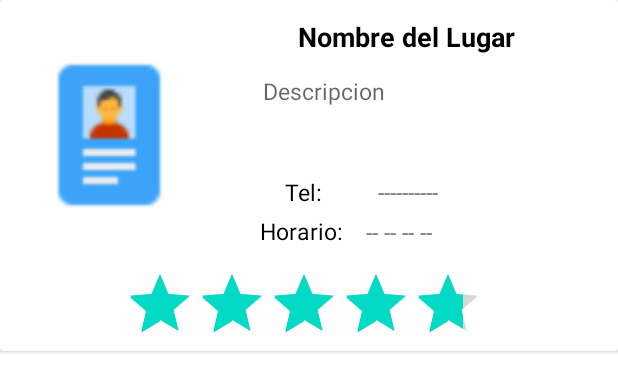
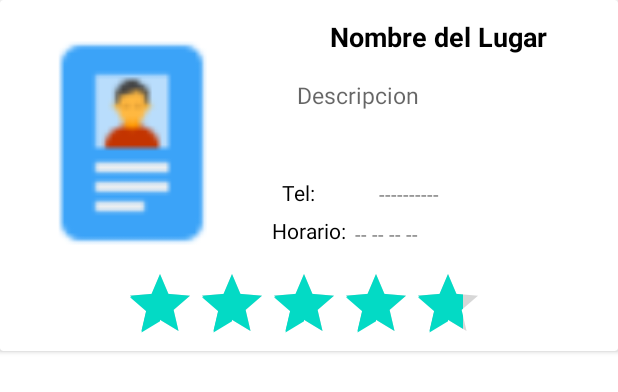
Before and after one commit to emmanuelrap/LADM_PROYECTO_CD_ARTES_V3, an Android app: the layout bottom_sheet_dialog.xml on its own in the app's theme, with its tools: preview values and no code run, on a phone screen of 412 x 824 dp. Shown: the top 392 px of the screen. Run offline under Robolectric (Android 15) with nearby library versions, the phone set to English and light mode, and no system bars.

Commit message:
Terminado 99%

```diff
--- a/app/src/main/java/com/example/ladm_proyecto_cd_artes_v3/MapsActivity.kt
+++ b/app/src/main/java/com/example/ladm_proyecto_cd_artes_v3/MapsActivity.kt
@@ -169,6 +169,18 @@ class MapsActivity : AppCompatActivity(), OnMapReadyCallback {
 
        if(ima=="casaemmanuel")
         ivImagen.setImageResource(R.drawable.casa)
+       if(ima=="escuela")
+           ivImagen.setImageResource(R.drawable.escuela)
+       if(ima=="after")
+           ivImagen.setImageResource(R.drawable.after)
+       if(ima=="comida")
+           ivImagen.setImageResource(R.drawable.comida)
+       if(ima=="dignidad")
+           ivImagen.setImageResource(R.drawable.dignidad)
+       if(ima=="skate")
+           ivImagen.setImageResource(R.drawable.skate)
+       if(ima=="teatro")
+           ivImagen.setImageResource(R.drawable.teatro)
 
         dialog.setCancelable(true)
         dialog.setContentView(vista)
--- a/app/src/main/res/layout/bottom_sheet_dialog.xml
+++ b/app/src/main/res/layout/bottom_sheet_dialog.xml
@@ -9,21 +9,21 @@
         android:layout_height="230dp"
         android:layout_margin="2dp">
 
+
         <ImageView
             android:id="@+id/ivFoto"
-            android:layout_width="144dp"
-            android:layout_height="112dp"
+            android:layout_width="163dp"
+            android:layout_height="156dp"
             android:layout_alignParentStart="true"
             android:layout_alignParentTop="true"
-            android:layout_marginStart="0dp"
-            android:layout_marginTop="32dp"
+            android:layout_marginStart="6dp"
+            android:layout_marginTop="15dp"
             android:layout_marginEnd="10dp"
             android:src="@drawable/icon_user_card" />
 
-
         <TextView
             android:id="@+id/tvNombre"
-            android:layout_width="230dp"
+            android:layout_width="221dp"
             android:layout_height="wrap_content"
             android:layout_marginStart="0dp"
             android:layout_marginLeft="0dp"
@@ -37,12 +37,12 @@
             android:textStyle="bold" />
 
         <ScrollView
-            android:layout_width="191dp"
-            android:layout_height="57dp"
+            android:layout_width="200dp"
+            android:layout_height="54dp"
             android:layout_below="@+id/tvNombre"
             android:layout_alignParentEnd="true"
-            android:layout_marginTop="13dp"
-            android:layout_marginEnd="43dp">
+            android:layout_marginTop="16dp"
+            android:layout_marginEnd="12dp">
 
             <TextView
                 android:id="@+id/tvDes"
@@ -58,19 +58,18 @@
 
         <TextView
             android:id="@+id/tbh"
-            android:layout_width="67dp"
+            android:layout_width="wrap_content"
             android:layout_height="wrap_content"
             android:layout_above="@+id/rbCal"
-            android:layout_marginStart="17dp"
-            android:layout_marginLeft="17dp"
+            android:layout_marginStart="0dp"
+            android:layout_marginLeft="8dp"
             android:layout_marginTop="99dp"
-            android:layout_marginBottom="14dp"
-            android:layout_toEndOf="@id/ivFoto"
+            android:layout_marginBottom="15dp"
             android:layout_toRightOf="@id/ivFoto"
+
             android:text="Horario:"
-
             android:textColor="@color/black"
-            android:textSize="15sp" />
+            android:textSize="14sp" />
 
         <TextView
             android:id="@+id/tvt"
@@ -79,41 +78,41 @@
 
             android:layout_alignParentStart="true"
             android:layout_alignParentBottom="true"
-            android:layout_marginStart="188dp"
-            android:layout_marginBottom="93dp"
+            android:layout_marginStart="186dp"
+            android:layout_marginBottom="94dp"
             android:text="Tel:"
             android:textColor="@color/black"
-            android:textSize="15sp" />
+            android:textSize="14sp" />
 
         <TextView
             android:id="@+id/tvTel"
-            android:layout_width="147dp"
+            android:layout_width="146dp"
             android:layout_height="wrap_content"
             android:layout_alignParentEnd="true"
             android:layout_alignParentBottom="true"
-            android:layout_marginStart="96dp"
-            android:layout_marginEnd="21dp"
+            android:layout_marginStart="71dp"
+            android:layout_marginEnd="12dp"
             android:layout_marginBottom="93dp"
             android:layout_toEndOf="@+id/ivFoto"
             android:hint="----------"
             android:textColor="@color/black"
-            android:textSize="15sp" />
+            android:textSize="13sp" />
 
         <TextView
 
             android:id="@+id/tvHorario"
-            android:layout_width="149dp"
+            android:layout_width="166dp"
             android:layout_height="wrap_content"
             android:layout_above="@+id/rbCal"
-            android:layout_marginStart="3dp"
-            android:layout_marginLeft="102dp"
+            android:layout_marginStart="6dp"
+            android:layout_marginLeft="80dp"
             android:layout_marginTop="42dp"
             android:layout_marginBottom="13dp"
             android:layout_toEndOf="@+id/tbh"
             android:layout_toRightOf="@id/ivFoto"
             android:hint="-- -- -- --"
             android:textColor="@color/black"
-            android:textSize="15sp" />
+            android:textSize="13sp" />
 
         <RatingBar
             android:id="@+id/rbCal"
```
Also changed, not shown: app/src/main/res/drawable/after.PNG (added), app/src/main/res/drawable/casa.PNG (added), app/src/main/res/drawable/comida.PNG (added), app/src/main/res/drawable/dignidad.PNG (added), app/src/main/res/drawable/escuela.PNG (added), app/src/main/res/drawable/skate.PNG (added), app/src/main/res/drawable/teatro.PNG (added).
